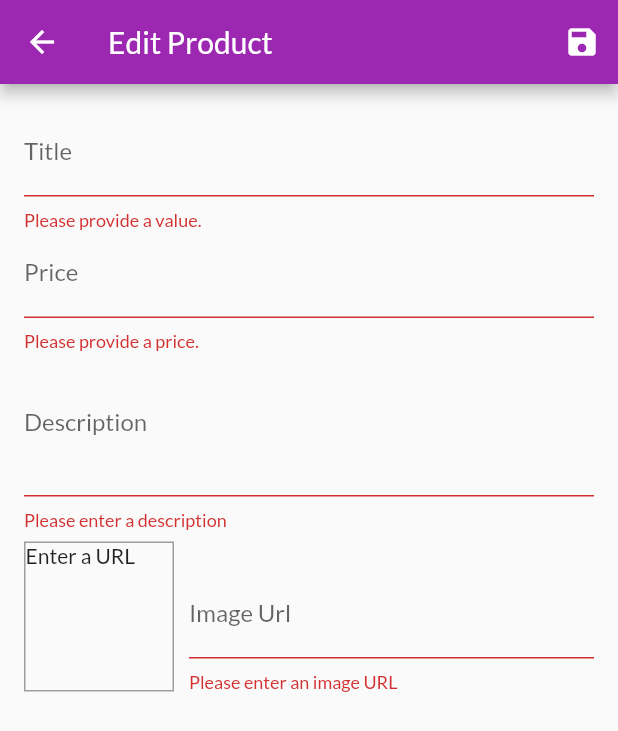
After one commit to pract-flutter/shop_app, a Flutter app: the EditProductScreen screen opened by its route, after a tap on the "save" icon, on a phone screen of 412 x 824 dp. The commit adds this screen. Shown: the top 731 px of the screen. Run offline on Flutter 3.47's test engine with Material 2 defaults, Android fonts, the phone set to English and light mode, and no system bars; network calls fail.

Commit message:
product form, delete/insert/update product

```diff
--- a/lib/main.dart
+++ b/lib/main.dart
@@ -5,6 +5,8 @@ import './screens/products_overview_screen.dart';
 import './screens/product_detail_screen.dart';
 import './screens/cart_screen.dart';
 import './screens/orders_screen.dart';
+import './screens/user_products_screen.dart';
+import './screens/edit_product_screen.dart';
 import './providers/products.dart';
 import './providers/cart.dart';
 import './providers/orders.dart';
@@ -40,6 +42,8 @@ class MyApp extends StatelessWidget {
           ProductDetailScreen.routeName: (ctx) => ProductDetailScreen(),
           CartScreen.routeName: (ctx) => CartScreen(),
           OrdersScreen.routeName: (ctx) => OrdersScreen(),
+          UserProductsScreen.routeName: (ctx) => UserProductsScreen(),
+          EditProductScreen.routeName: (ctx) => EditProductScreen(),
         },
       ),
     );
--- a/lib/providers/products.dart
+++ b/lib/providers/products.dart
@@ -65,8 +65,30 @@ class Products with ChangeNotifier {
   //   notifyListeners();
   // }
 
-  void addProduct() {
-    // _items.add(value)
+  void addProduct(Product product) {
+    final newProduct = Product(
+      id: DateTime.now().toString(),
+      title: product.title,
+      description: product.description,
+      price: product.price,
+      imageUrl: product.imageUrl,
+    );
+    _items.add(newProduct);
+    notifyListeners();
+  }
+
+  void updateProduct(String id, Product newProduct) {
+    final prodIndx = _items.indexWhere((element) => element.id == id);
+    if (prodIndx >= 0) {
+      _items[prodIndx] = newProduct;
+      notifyListeners();
+    } else {
+      print('...');
+    }
+  }
+
+  void deleteProduct(String id) {
+    _items.removeWhere((element) => element.id == id);
     notifyListeners();
   }
 }
--- /dev/null
+++ b/lib/screens/edit_product_screen.dart
@@ -0,0 +1,280 @@
+import 'package:flutter/material.dart';
+import 'package:provider/provider.dart';
+
+import '../providers/product.dart';
+import '../providers/products.dart';
+
+class EditProductScreen extends StatefulWidget {
+  static const routeName = '/edit-product';
+  @override
+  _EditProductScreenState createState() => _EditProductScreenState();
+}
+
+class _EditProductScreenState extends State<EditProductScreen> {
+  final _priceFocusNode = FocusNode();
+  final _descriptionFocusNode = FocusNode();
+  final _imageUrlController = TextEditingController();
+  final _imageUrlFocusNode = FocusNode();
+  final _form = GlobalKey<FormState>();
+  var _editedProduct = Product(
+    id: null,
+    title: '',
+    description: '',
+    price: 0,
+    imageUrl: '',
+  );
+
+  var _isInit = true;
+
+  var _initValue = {
+    'title': '',
+    'description': '',
+    'price': '',
+    'imageUrl': '',
+  };
+
+  @override
+  void initState() {
+    _imageUrlFocusNode.addListener(_updateImageUrl);
+
+    super.initState();
+  }
+
+  @override
+  void didChangeDependencies() {
+    if (_isInit) {
+      final productId = ModalRoute.of(context).settings.arguments as String;
+      if (productId != null) {
+        _editedProduct =
+            Provider.of<Products>(context, listen: false).findById(productId);
+        _initValue = {
+          'title': _editedProduct.title,
+          'description': _editedProduct.description,
+          'price': _editedProduct.price.toString(),
+          // 'imageUrl': _editedProduct.imageUrl,
+          'imageUrl': '',
+        };
+        _imageUrlController.text = _editedProduct.imageUrl;
+      }
+    }
+    _isInit = false;
+    super.didChangeDependencies();
+  }
+
+  @override
+  void dispose() {
+    _imageUrlFocusNode.removeListener(_updateImageUrl);
+    _priceFocusNode.dispose();
+    _descriptionFocusNode.dispose();
+    _imageUrlController.dispose();
+    _imageUrlFocusNode.dispose();
+    super.dispose();
+  }
+
+  void _updateImageUrl() {
+    if (!_imageUrlFocusNode.hasFocus) {
+      if (_imageUrlController.text.isEmpty) {
+        return;
+      }
+      if (!(_imageUrlController.text.startsWith('http') ||
+          _imageUrlController.text.startsWith('https'))) {
+        return;
+      }
+
+      setState(() {}); // hack!!!! To force rerender
+    }
+  }
+
+  void _saveForm() {
+    final isValid = _form.currentState.validate();
+    if (!isValid) return;
+    _form.currentState.save();
+    if (_editedProduct.id == null) {
+      Provider.of<Products>(context, listen: false).addProduct(_editedProduct);
+    } else {
+      Provider.of<Products>(context, listen: false)
+          .updateProduct(_editedProduct.id, _editedProduct);
+    }
+
+    Navigator.of(context).pop();
+  }
+
+  @override
+  Widget build(BuildContext context) {
+    return Scaffold(
+      appBar: AppBar(
+        title: Text(
+          'Edit Product',
+        ),
+        actions: [
+          IconButton(
+            icon: Icon(Icons.save),
+            onPressed: _saveForm,
+          )
+        ],
+      ),
+      body: Padding(
+        padding: const EdgeInsets.all(16.0),
+        child: Form(
+          key: _form,
+          // Special note: for longer lists or apps that should work in landscape mode as well - or maybe just to be safe - you might want to use a Column (combined with SingleChildScrollView) instead.
+          child: SingleChildScrollView(
+            child: Column(
+              children: [
+                TextFormField(
+                  initialValue: _initValue['title'],
+                  decoration: InputDecoration(
+                    labelText: 'Title',
+                  ),
+                  textInputAction: TextInputAction.next,
+                  onFieldSubmitted: (_) =>
+                      FocusScope.of(context).requestFocus(_priceFocusNode),
+                  validator: (value) {
+                    if (value.isEmpty) {
+                      return 'Please provide a value.';
+                    }
+
+                    return null; // means the input is correct
+                  },
+                  onSaved: (value) {
+                    _editedProduct = Product(
+                      id: _editedProduct.id,
+                      title: value,
+                      description: _editedProduct.description,
+                      price: _editedProduct.price,
+                      imageUrl: _editedProduct.imageUrl,
+                      isFavorite: _editedProduct.isFavorite,
+                    );
+                  },
+                ),
+                TextFormField(
+                  initialValue: _initValue['price'],
+                  decoration: InputDecoration(
+                    labelText: 'Price',
+                  ),
+                  textInputAction: TextInputAction.next,
+                  keyboardType: TextInputType.number,
+                  focusNode: _priceFocusNode,
+                  onFieldSubmitted: (_) => FocusScope.of(context)
+                      .requestFocus(_descriptionFocusNode),
+                  validator: (value) {
+                    if (value.isEmpty) {
+                      return 'Please provide a price.';
+                    }
+
+                    if (double.tryParse(value) == null) {
+                      return 'Please enter a valid number.';
+                    }
+
+                    if (double.parse(value) <= 0) {
+                      return 'Please enter a number greater than zero';
+                    }
+
+                    return null; // means the input is correct
+                  },
+                  onSaved: (value) {
+                    _editedProduct = Product(
+                      id: _editedProduct.id,
+                      title: _editedProduct.title,
+                      description: _editedProduct.description,
+                      price: double.parse(value),
+                      imageUrl: _editedProduct.imageUrl,
+                      isFavorite: _editedProduct.isFavorite,
+                    );
+                  },
+                ),
+                TextFormField(
+                  initialValue: _initValue['description'],
+                  decoration: InputDecoration(
+                    labelText: 'Description',
+                  ),
+                  maxLines: 3,
+                  textInputAction: TextInputAction.next,
+                  keyboardType: TextInputType.multiline,
+                  focusNode: _descriptionFocusNode,
+                  validator: (value) {
+                    if (value.isEmpty) {
+                      return 'Please enter a description';
+                    }
+
+                    if (value.length < 10) {
+                      return 'Should be at least 10 characters long.';
+                    }
+                    return null;
+                  },
+                  onSaved: (value) {
+                    _editedProduct = Product(
+                      id: _editedProduct.id,
+                      title: _editedProduct.title,
+                      description: value,
+                      price: _editedProduct.price,
+                      imageUrl: _editedProduct.imageUrl,
+                      isFavorite: _editedProduct.isFavorite,
+                    );
+                  },
+                ),
+                Row(
+                  crossAxisAlignment: CrossAxisAlignment.end,
+                  children: [
+                    Container(
+                      width: 100,
+                      height: 100,
+                      margin: EdgeInsets.only(
+                        top: 8,
+                        right: 10,
+                      ),
+                      decoration: BoxDecoration(
+                        border: Border.all(width: 1, color: Colors.grey),
+                      ),
+                      child: _imageUrlController.text.isEmpty
+                          ? Text('Enter a URL')
+                          : FittedBox(
+                              child: Image.network(
+                                _imageUrlController.text,
+                                fit: BoxFit.cover,
+                              ),
+                            ),
+                    ),
+                    Expanded(
+                      child: TextFormField(
+                        // initialValue: _initValue['imageUrl'], // cannot use with controller
+                        decoration: InputDecoration(labelText: 'Image Url'),
+                        keyboardType: TextInputType.url,
+                        textInputAction: TextInputAction.done,
+                        controller: _imageUrlController,
+                        focusNode: _imageUrlFocusNode,
+                        onFieldSubmitted: (_) => _saveForm(),
+                        validator: (value) {
+                          if (value.isEmpty) {
+                            return 'Please enter an image URL';
+                          }
+
+                          if (!(value.startsWith('http') ||
+                              value.startsWith('https'))) {
+                            return 'Please enter a valid url';
+                          }
+
+                          return null;
+                        },
+                        onSaved: (value) {
+                          _editedProduct = Product(
+                            id: _editedProduct.id,
+                            title: _editedProduct.title,
+                            description: _editedProduct.description,
+                            price: _editedProduct.price,
+                            imageUrl: value,
+                            isFavorite: _editedProduct.isFavorite,
+                          );
+                        },
+                      ),
+                    )
+                  ],
+                )
+              ],
+            ),
+          ),
+        ),
+      ),
+    );
+  }
+}
--- a/lib/widgets/app_drawer.dart
+++ b/lib/widgets/app_drawer.dart
@@ -1,6 +1,7 @@
 import 'package:flutter/material.dart';
 
 import '../screens/orders_screen.dart';
+import '../screens/user_products_screen.dart';
 
 class AppDrawer extends StatelessWidget {
   @override
@@ -29,6 +30,15 @@ class AppDrawer extends StatelessWidget {
                   .pushReplacementNamed(OrdersScreen.routeName);
             },
           ),
+          Divider(),
+          ListTile(
+            leading: Icon(Icons.edit),
+            title: Text('Manage Products'),
+            onTap: () {
+              Navigator.of(context)
+                  .pushReplacementNamed(UserProductsScreen.routeName);
+            },
+          ),
         ],
       ),
     );
```
Also changed, not shown: lib/screens/user_products_screen.dart (added, +47 -0 lines), lib/widgets/user_product_item.dart (added, +44 -0 lines).
